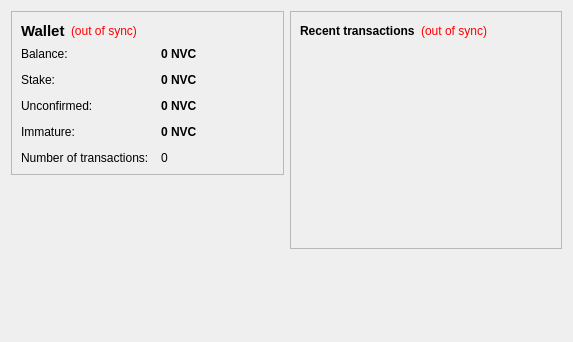
Old version of the form src/qt/forms/overviewpage.ui in the repository Infernoman/Sembros-Next.
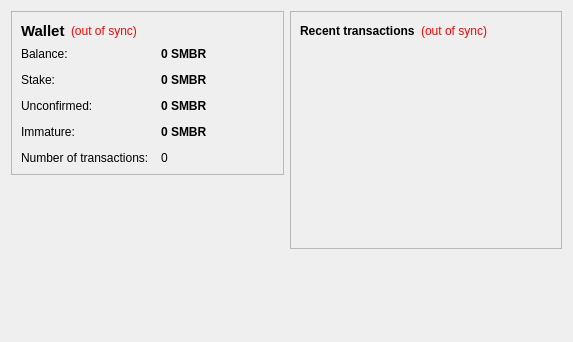
New version of the form. Icons and pictures are not drawn.

Commit message: QT forms updated

The edit to the form file:
```diff
--- a/src/qt/forms/overviewpage.ui
+++ b/src/qt/forms/overviewpage.ui
@@ -105,7 +105,7 @@
              <string>Your current balance</string>
             </property>
             <property name="text">
-             <string notr="true">0 NVC</string>
+             <string notr="true">0 SMBR</string>
             </property>
             <property name="textInteractionFlags">
              <set>Qt::LinksAccessibleByMouse|Qt::TextSelectableByKeyboard|Qt::TextSelectableByMouse</set>
@@ -134,7 +134,7 @@
              <string>Total of coins that was staked, and do not yet count toward the current balance</string>
             </property>
             <property name="text">
-             <string notr="true">0 NVC</string>
+             <string notr="true">0 SMBR</string>
             </property>
             <property name="textInteractionFlags">
              <set>Qt::LinksAccessibleByMouse|Qt::TextSelectableByKeyboard|Qt::TextSelectableByMouse</set>
@@ -163,7 +163,7 @@
              <string>Total of transactions that have yet to be confirmed, and do not yet count toward the current balance</string>
             </property>
             <property name="text">
-             <string notr="true">0 NVC</string>
+             <string notr="true">0 SMBR</string>
             </property>
             <property name="textInteractionFlags">
              <set>Qt::LinksAccessibleByMouse|Qt::TextSelectableByKeyboard|Qt::TextSelectableByMouse</set>
@@ -189,7 +189,7 @@
              <string>Mined balance that has not yet matured</string>
             </property>
             <property name="text">
-             <string notr="true">0 NVC</string>
+             <string notr="true">0 SMBR</string>
             </property>
             <property name="textInteractionFlags">
              <set>Qt::LinksAccessibleByMouse|Qt::TextSelectableByKeyboard|Qt::TextSelectableByMouse</set>
```
Left out of the diff: 19 changed lines with no effect on the pictures. The commit also changes 2 other files.
